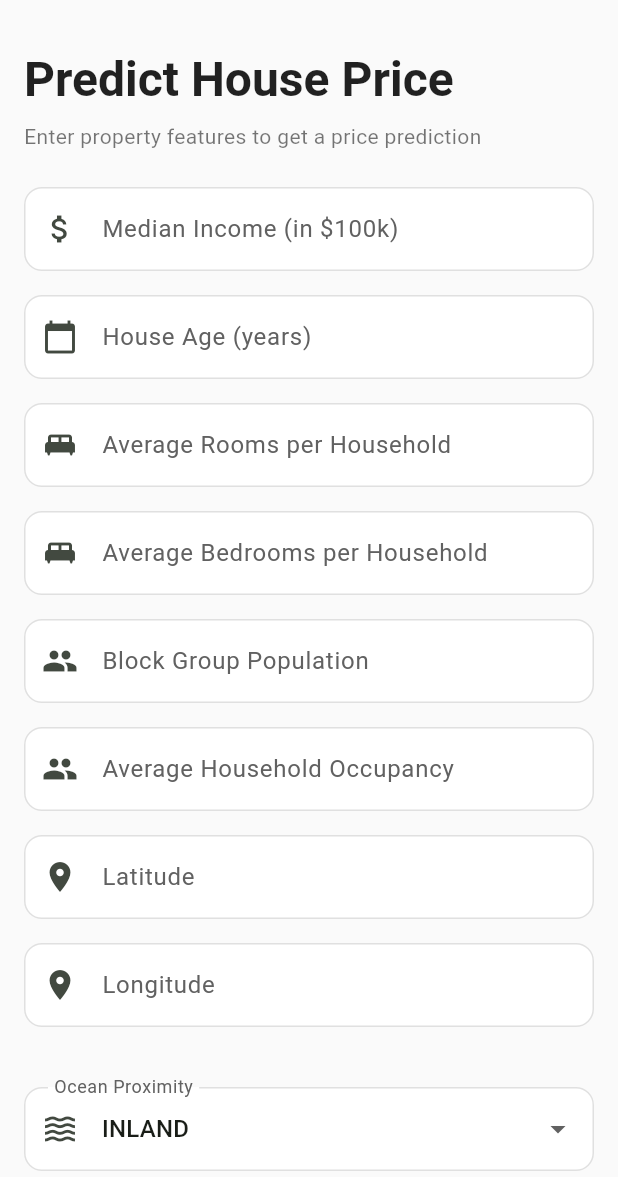
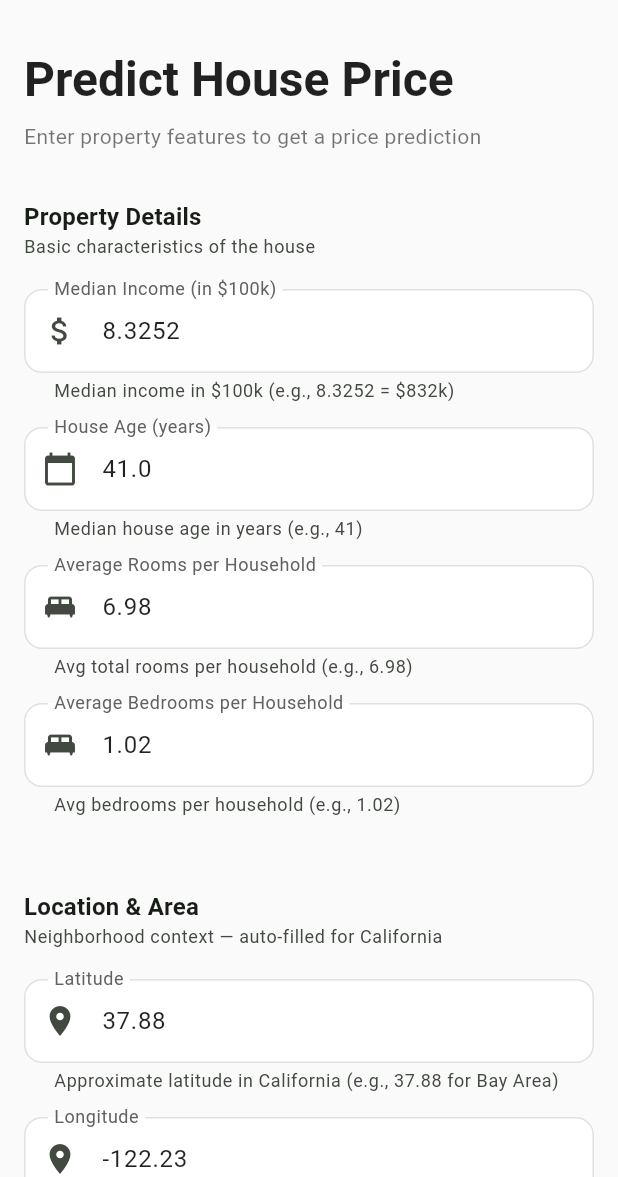
Before and after one commit to OmarAdel10/HomeValue, a Flutter app: the screen it shows after launch, on a phone screen of 412 x 824 dp, the part 59-1236 px from its top. Run offline on Flutter 3.47's test engine with Material 3 defaults, Android fonts, the phone set to English and light mode, and no system bars; our stand-ins replace equatable, fl_chart, flutter_bloc, get_it, go_router, shared_preferences.

Commit message:
💄 style(prediction): simplify form UX with grouped fields, smart defaults, and better help
* Group fields into logical sections: Property Details, Location & Area, Environment
* Add smart defaults for location fields (lat/long for Bay Area, typical population/occupancy)
* Improve hints with units and examples (e.g., "Median income in $100k (e.g., 8.3252 = $832k)")
* Add section headers with descriptive subtitles
* Pre-fill location fields with California defaults so users can just tap Predict
* Add keys to form fields and predict button for testability
* Update tests to match new UI structure (section headers, keys, validation behavior)

Note: Latitude/Longitude/Population cannot be removed without retraining the ML model (trained on all 8 California Housing features). This UX improvement makes them optional with sensible defaults.

```diff
--- a/lib/core/constants.dart
+++ b/lib/core/constants.dart
@@ -51,14 +51,14 @@ class AppConstants {
 
   // Feature field hints for UI
   static const Map<String, String> featureHints = {
-    'MedInc': 'e.g., 8.3252',
-    'HouseAge': 'e.g., 41',
-    'AveRooms': 'e.g., 6.98',
-    'AveBedrms': 'e.g., 1.02',
-    'Population': 'e.g., 322',
-    'AveOccup': 'e.g., 2.55',
-    'Latitude': 'e.g., 37.88',
-    'Longitude': 'e.g., -122.23',
+    'MedInc': 'Median income in \$100k (e.g., 8.3252 = \$832k)',
+    'HouseAge': 'Median house age in years (e.g., 41)',
+    'AveRooms': 'Avg total rooms per household (e.g., 6.98)',
+    'AveBedrms': 'Avg bedrooms per household (e.g., 1.02)',
+    'Population': 'Block group population (e.g., 322)',
+    'AveOccup': 'Avg people per household (e.g., 2.55)',
+    'Latitude': 'CA latitude ~32–42 (e.g., 37.88)',
+    'Longitude': 'CA longitude ~-124 to -114 (e.g., -122.23)',
   };
 
   // Model names for selection
--- a/lib/features/prediction/presentation/screens/home_screen.dart
+++ b/lib/features/prediction/presentation/screens/home_screen.dart
@@ -131,30 +131,65 @@ class _HomeScreenState extends State<HomeScreen> {
   }
 
   Widget _buildFeatureInputs() {
-    final children = <Widget>[];
-    for (final feature in AppConstants.featureNames) {
-      children.add(
-        Padding(
-          padding: const EdgeInsets.only(bottom: 16),
-          child: _buildFeatureField(feature),
+    return Column(
+      crossAxisAlignment: CrossAxisAlignment.start,
+      children: [
+        // Core Property Features
+        _buildSectionHeader('Property Details', 'Basic characteristics of the house'),
+        _buildFeatureFieldWithDefault('MedInc', 8.3252, 'Median income in \$100k (e.g., 8.3252 = \$832k)'),
+        _buildFeatureFieldWithDefault('HouseAge', 41, 'Median house age in years (e.g., 41)'),
+        _buildFeatureFieldWithDefault('AveRooms', 6.98, 'Avg total rooms per household (e.g., 6.98)'),
+        _buildFeatureFieldWithDefault('AveBedrms', 1.02, 'Avg bedrooms per household (e.g., 1.02)'),
+        const SizedBox(height: 24),
+        // Location & Demographics (with smart defaults)
+        _buildSectionHeader('Location & Area', 'Neighborhood context — auto-filled for California'),
+        _buildFeatureFieldWithDefault('Latitude', 37.88, 'Approximate latitude in California (e.g., 37.88 for Bay Area)'),
+        _buildFeatureFieldWithDefault('Longitude', -122.23, 'Approximate longitude in California (e.g., -122.23 for Bay Area)'),
+        _buildFeatureFieldWithDefault('Population', 322, 'Block group population (typical: 300–3000)'),
+        _buildFeatureFieldWithDefault('AveOccup', 2.55, 'Average people per household'),
+        const SizedBox(height: 24),
+        // Ocean Proximity
+        _buildSectionHeader('Environment', 'Proximity to water'),
+        _buildOceanProximitySelector(),
+      ],
+    );
+  }
+
+  Widget _buildSectionHeader(String title, String subtitle) {
+    return Padding(
+      padding: const EdgeInsets.only(bottom: 12, top: 8),
+      child: Column(
+        crossAxisAlignment: CrossAxisAlignment.start,
+        children: [
+          Text(title, style: Theme.of(context).textTheme.titleMedium?.copyWith(fontWeight: FontWeight.bold)),
+          Text(subtitle, style: Theme.of(context).textTheme.bodySmall?.copyWith(color: Theme.of(context).colorScheme.onSurfaceVariant)),
+          const SizedBox(height: 8),
+        ],
       ),
     );
   }
-    return Column(children: children);
-  }
 
-  Widget _buildFeatureField(String feature) {
+  Widget _buildFeatureFieldWithDefault(String feature, double defaultValue, String helpText) {
     final controller = _controllers[feature]!;
     final focusNode = _focusNodes[feature]!;
     final label = AppConstants.featureLabels[feature] ?? feature;
     final hint = AppConstants.featureHints[feature] ?? '';
 
-    return TextFormField(
+    // Set default if empty
+    if (controller.text.isEmpty) {
+      controller.text = defaultValue.toString();
+    }
+
+    return Padding(
+      padding: const EdgeInsets.only(bottom: 16),
+      child: TextFormField(
+        key: Key('field_$feature'),
         controller: controller,
         focusNode: focusNode,
         decoration: InputDecoration(
           labelText: label,
           hintText: hint,
+          helperText: helpText,
           prefixIcon: Icon(_getFieldIcon(feature)),
         ),
         keyboardType: const TextInputType.numberWithOptions(decimal: true),
@@ -168,9 +203,7 @@ class _HomeScreenState extends State<HomeScreen> {
           }
           return null;
         },
-      onChanged: (value) {
-        // Validation happens via listener
-      },
+      ),
     );
   }
 
@@ -231,6 +264,7 @@ class _HomeScreenState extends State<HomeScreen> {
         final isLoading = state is PredictionLoading;
 
         return FilledButton(
+          key: const Key('predict_button'),
           onPressed: isLoading ? null : _onPredictPressed,
           style: FilledButton.styleFrom(
             padding: const EdgeInsets.symmetric(vertical: 16),
```
Also changed, not shown: 1 other file. Lines whose indentation alone changed are shown as unchanged.
